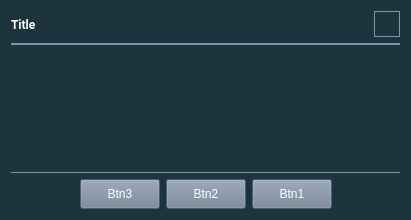
The window that src/app/gui/forms/basedialog.ui (botorabi/Meet4Eat-Desktop) describes before a commit, drawn with Qt 5.
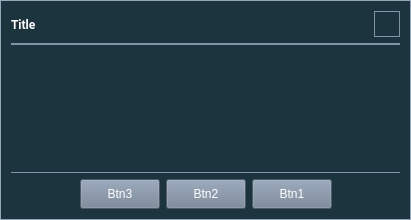
The same window after the commit. Icons and pictures are not drawn.

Diff of the .ui file:
```diff
--- a/src/app/gui/forms/basedialog.ui
+++ b/src/app/gui/forms/basedialog.ui
@@ -27,7 +27,10 @@
     <normaloff>:/icon.ico</normaloff>:/icon.ico</iconset>
   </property>
   <property name="styleSheet">
-   <string notr="true">QWidget {
+   <string notr="true">#BaseDlg {
+  border: 1px solid rgb(151,167, 187);
+}
+QWidget {
   color: white;
   background-color: rgb(28,52,62);
 }
```
